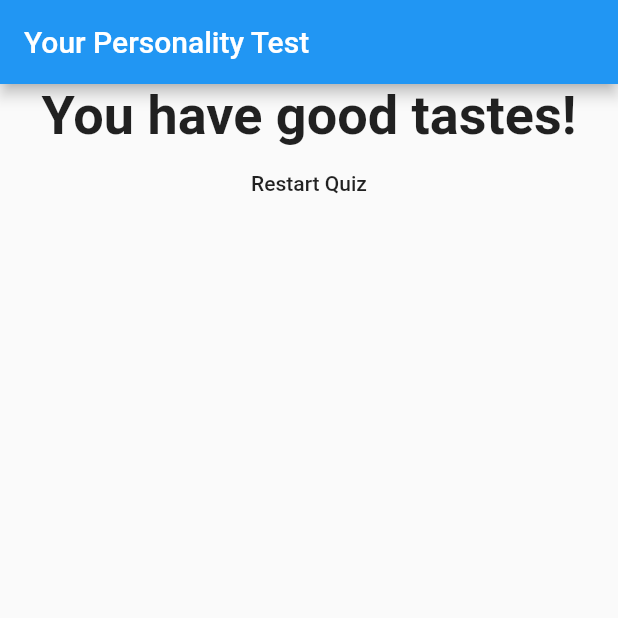
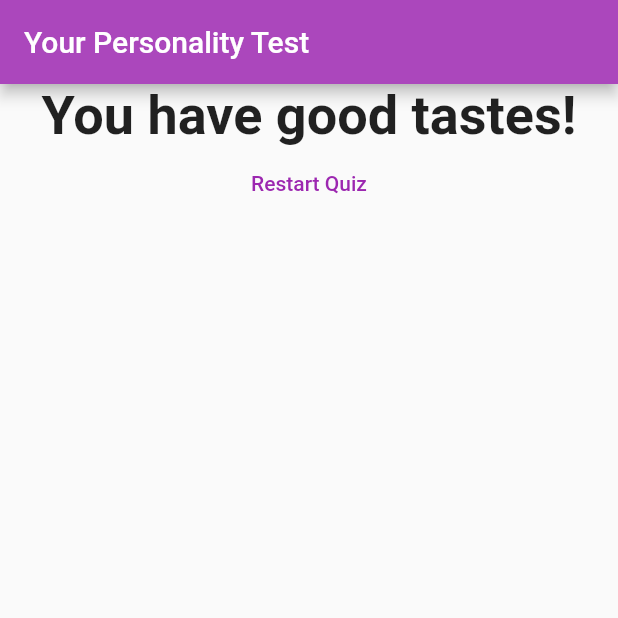
Before and after one commit to archrave/Personality-test-app, a Flutter app: the screen it shows after launch, after a tap on "Green", after a tap on "Kanye West", after a tap on "Minecraft", on a phone screen of 412 x 824 dp, the top half of it. Run offline on Flutter 3.47's test engine with Material 2 defaults, Android fonts, the phone set to English and light mode, and no system bars.

Commit message:
Update the result logic

```diff
--- a/lib/answer.dart
+++ b/lib/answer.dart
@@ -10,7 +10,7 @@ class Answer extends StatelessWidget {
     return Container(
       width: double.infinity,
       child: RaisedButton(
-        color: Colors.purple,
+        color: Colors.purple[300],
         textColor: Colors.white,
         child: Text(answerText),
         onPressed:
--- a/lib/main.dart
+++ b/lib/main.dart
@@ -41,9 +41,9 @@ class _FirstAppState extends State<FirstApp> {
       {
         'questionText': 'What\'s your favourite colour?',
         'answers': [
-          {'text': 'Green', 'score': 4},
-          {'text': 'Red', 'score': 7},
-          {'text': 'Purple', 'score': 3},
+          {'text': 'Green', 'score': 6},
+          {'text': 'Red', 'score': 8},
+          {'text': 'Purple', 'score': 4},
           {'text': 'Blue', 'score': 2},
         ]
       },
@@ -51,24 +51,25 @@ class _FirstAppState extends State<FirstApp> {
         'questionText': 'What\'s your favourite hip hop artist?',
         'answers': [
           {'text': 'Kanye West', 'score': 4},
-          {'text': 'XXXTentacion', 'score': 7},
+          {'text': 'XXXTentacion', 'score': 6},
           {'text': 'Kenrick Lamar', 'score': 2},
-          {'text': 'Eminem', 'score': 9},
+          {'text': 'Eminem', 'score': 8},
         ]
       },
       {
         'questionText': 'What\'s your favourite game?',
         'answers': [
-          {'text': 'Skyrim', 'score': 1},
+          {'text': 'Skyrim', 'score': 2},
           {'text': 'Minecraft', 'score': 8},
-          {'text': 'Dark Souls', 'score': 7},
-          {'text': 'Half Life', 'score': 3},
+          {'text': 'Dark Souls', 'score': 6},
+          {'text': 'Half Life', 'score': 4},
         ]
       },
     ];
     return MaterialApp(
       home: Scaffold(
         appBar: AppBar(
+          backgroundColor: Colors.purple[400],
           title: Text("Your Personality Test"),
         ),
         body: _questionIndex < _questions.length
--- a/lib/result.dart
+++ b/lib/result.dart
@@ -6,13 +6,13 @@ class Result extends StatelessWidget {
   Result(this.resultScore, this.resetHandler);
   String get resultPhrase {
     String resultText;
-    if (resultScore > 22) {
+    if (resultScore > 24) {
       resultText = "You should try out new things";
-    } else if (resultScore >= 20 && resultScore <= 22)
+    } else if (resultScore >= 24 && resultScore <= 16)
       resultText = "You have interesting tastes.";
-    else if (resultScore >= 15 && resultScore < 20)
+    else if (resultScore >= 16 && resultScore < 24)
       resultText = "You have good tastes!";
-    else if (resultScore >= 10 && resultScore < 15)
+    else if (resultScore > 8 && resultScore < 16)
       resultText = "You're pretty cool!";
     else
       resultText = "You\'re too awesome!";
@@ -31,6 +31,7 @@ class Result extends StatelessWidget {
           ),
           FlatButton(
             child: Text('Restart Quiz'),
+            textColor: Colors.purple,
             onPressed: resetHandler,
           ),
         ],
```
